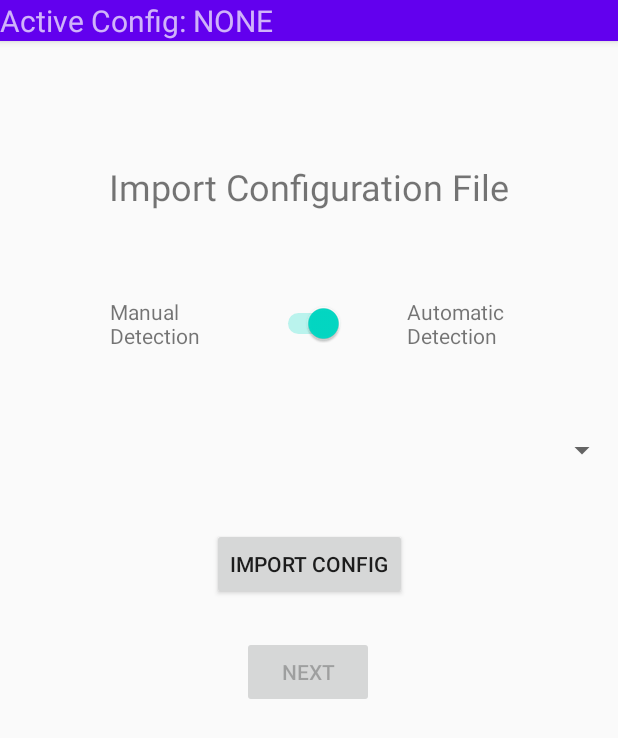
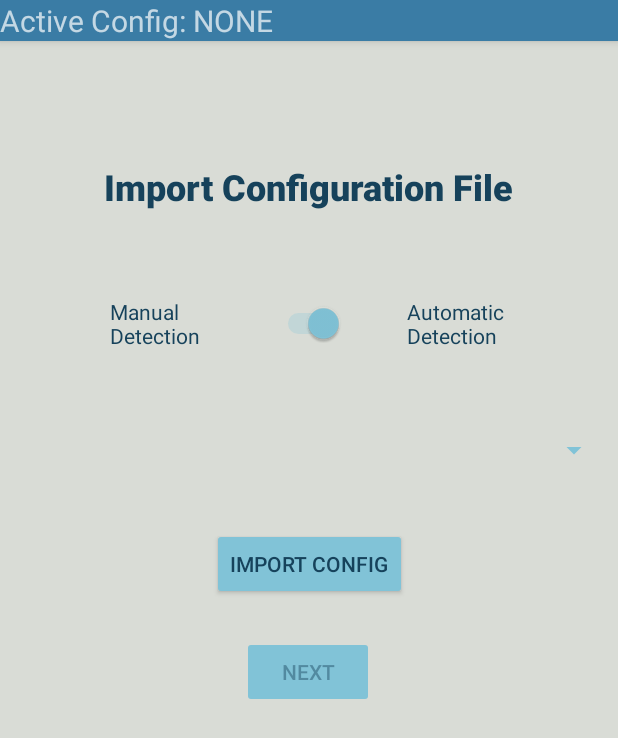
Before and after one commit to TonyEnglish/V2X_MobileApplication, an Android app: the screen it shows after launch (MainActivity), on a phone screen of 412 x 824 dp. Shown: the top 738 px of the screen. Run offline under Robolectric (Android 15) with nearby library versions, the phone set to English and light mode, and no system bars; libraries missing offline, so code that uses them is left out: com.microsoft.azure; 8 statements that could not run were skipped.

Commit message:
Updated UI
Includes:
- Color palette swap
- Fragment 2 conversion from constraint layout to relative layout with linear layouts to support any screen size

```diff
--- /dev/null
+++ b/WZDCTool/app/src/main/res/anim/slide_in_left.xml
@@ -0,0 +1,7 @@
+<?xml version="1.0" encoding="utf-8"?>
+<set xmlns:android="http://schemas.android.com/apk/res/android">
+    <translate
+        android:duration="200"
+        android:fromXDelta="-100%"
+        android:toXDelta="0%" />
+</set>
--- /dev/null
+++ b/WZDCTool/app/src/main/res/anim/slide_in_right.xml
@@ -0,0 +1,7 @@
+<?xml version="1.0" encoding="utf-8"?>
+<set xmlns:android="http://schemas.android.com/apk/res/android">
+    <translate
+        android:duration="200"
+        android:fromXDelta="100%"
+        android:toXDelta="0%" />
+</set>
--- /dev/null
+++ b/WZDCTool/app/src/main/res/anim/slide_out_left.xml
@@ -0,0 +1,7 @@
+<?xml version="1.0" encoding="utf-8"?>
+<set xmlns:android="http://schemas.android.com/apk/res/android">
+    <translate
+        android:duration="200"
+        android:fromXDelta="0%"
+        android:toXDelta="-100%" />
+</set>
--- /dev/null
+++ b/WZDCTool/app/src/main/res/anim/slide_out_right.xml
@@ -0,0 +1,7 @@
+<?xml version="1.0" encoding="utf-8"?>
+<set xmlns:android="http://schemas.android.com/apk/res/android">
+    <translate
+        android:duration="200"
+        android:fromXDelta="0%"
+        android:toXDelta="100%" />
+</set>
--- /dev/null
+++ b/WZDCTool/app/src/main/res/color/button_text.xml
@@ -0,0 +1,5 @@
+<?xml version="1.0" encoding="utf-8"?>
+<selector xmlns:android="http://schemas.android.com/apk/res/android">
+    <item android:state_enabled="false" android:color="@color/text_disabled" />
+    <item android:color="@color/text"/>
+</selector>
--- a/WZDCTool/app/src/main/res/layout/fragment_first.xml
+++ b/WZDCTool/app/src/main/res/layout/fragment_first.xml
@@ -4,14 +4,16 @@
     xmlns:tools="http://schemas.android.com/tools"
     android:layout_width="match_parent"
     android:layout_height="match_parent"
-    tools:context=".FirstFragment">
+    tools:context=".FirstFragment"
+    android:background="@color/background">
 
     <TextView
         android:id="@+id/textview_first"
         android:layout_width="wrap_content"
         android:layout_height="wrap_content"
-        android:layout_marginTop="0dp"
+        android:fontFamily="sans-serif-black"
         android:text="Import Configuration File"
+        android:textColor="@color/text"
         android:textSize="24dp"
         app:layout_constraintEnd_toEndOf="parent"
         app:layout_constraintHorizontal_bias="0.5"
@@ -23,8 +25,10 @@
         android:layout_width="wrap_content"
         android:layout_height="wrap_content"
         android:layout_marginTop="24dp"
+        android:backgroundTint="@color/colorAccent"
         android:enabled="false"
         android:text="@string/next"
+        android:textColor="@color/button_text"
         app:layout_constraintEnd_toEndOf="parent"
         app:layout_constraintHorizontal_bias="0.498"
         app:layout_constraintStart_toStartOf="parent"
@@ -34,13 +38,18 @@
         android:id="@+id/spinner2"
         android:layout_width="match_parent"
         android:layout_height="wrap_content"
+        android:layout_marginStart="5dp"
+        android:layout_marginLeft="5dp"
+        android:layout_marginEnd="5dp"
+        android:layout_marginRight="5dp"
         android:layout_marginBottom="40dp"
         android:entries="@array/config_files"
         app:layout_constraintBottom_toTopOf="@+id/import_config"
         app:layout_constraintEnd_toEndOf="parent"
         app:layout_constraintHorizontal_bias="0.5"
         app:layout_constraintStart_toStartOf="parent"
-        tools:listitem="@layout/support_simple_spinner_dropdown_item" />
+        tools:listitem="@layout/support_simple_spinner_dropdown_item"
+        android:backgroundTint="@color/colorAccent"/>
 
     <Button
         android:id="@+id/import_config"
@@ -50,7 +59,9 @@
         android:text="Import Config"
         app:layout_constraintEnd_toEndOf="parent"
         app:layout_constraintStart_toStartOf="parent"
-        app:layout_constraintTop_toTopOf="@+id/guideline4" />
+        app:layout_constraintTop_toTopOf="@+id/guideline4"
+        android:backgroundTint="@color/colorAccent"
+        android:textColor="@color/text" />
 
     <androidx.constraintlayout.widget.Guideline
         android:id="@+id/guideline4"
@@ -87,6 +98,7 @@
         android:layout_marginEnd="48dp"
         android:layout_marginRight="48dp"
         android:text="Manual\nDetection"
+        android:textColor="@color/text"
         app:layout_constraintEnd_toStartOf="@+id/switch1"
         app:layout_constraintTop_toTopOf="@+id/guideline8" />
 
@@ -98,6 +110,7 @@
         android:layout_marginLeft="42dp"
         android:layout_marginTop="4dp"
         android:text="Automatic\nDetection"
+        android:textColor="@color/text"
         app:layout_constraintStart_toEndOf="@+id/switch1"
         app:layout_constraintTop_toTopOf="@+id/guideline8" />
 
--- a/WZDCTool/app/src/main/res/navigation/nav_graph.xml
+++ b/WZDCTool/app/src/main/res/navigation/nav_graph.xml
@@ -13,7 +13,9 @@
 
         <action
             android:id="@+id/action_FirstFragment_to_SecondFragment"
-            app:destination="@id/SecondFragment" />
+            app:destination="@id/SecondFragment"
+            app:enterAnim="@anim/slide_in_right"
+            app:exitAnim="@anim/slide_out_left" />
     </fragment>
     <fragment
         android:id="@+id/SecondFragment"
@@ -23,6 +25,8 @@
 
         <action
             android:id="@+id/action_SecondFragment_to_FirstFragment"
-            app:destination="@id/FirstFragment" />
+            app:destination="@id/FirstFragment"
+            app:enterAnim="@anim/slide_in_left"
+            app:exitAnim="@anim/slide_out_right" />
     </fragment>
 </navigation>
--- a/WZDCTool/app/src/main/res/values/colors.xml
+++ b/WZDCTool/app/src/main/res/values/colors.xml
@@ -1,8 +1,11 @@
 <?xml version="1.0" encoding="utf-8"?>
 <resources>
-    <color name="colorPrimary">#6200EE</color>
-    <color name="colorPrimaryDark">#3700B3</color>
-    <color name="colorAccent">#03DAC5</color>
+    <color name="colorPrimary">#3A7CA5</color>
+    <color name="colorPrimaryDark">#2F6690</color>
+    <color name="colorAccent">#81C3D7</color>
     <color name="status_open">#32a852</color>
     <color name="status_closed">#c23434</color>
+    <color name="background">#D9DCD6</color>
+    <color name="text">#16425B</color>
+    <color name="text_disabled">#7016425B</color>
 </resources>
```
Also changed, not shown: WZDCTool/app/src/main/res/anim/slide_in_bottom.xml (added, +7 -0 lines), WZDCTool/app/src/main/res/anim/slide_in_top.xml (added, +7 -0 lines), WZDCTool/app/src/main/res/anim/slide_out_bottom.xml (added, +7 -0 lines), WZDCTool/app/src/main/res/anim/slide_out_top.xml (added, +8 -0 lines), WZDCTool/app/src/main/res/drawable/ic_baseline_pin_drop_24.xml (added, +10 -0 lines), WZDCTool/app/src/main/res/drawable/ic_baseline_play_arrow_24.xml (added, +10 -0 lines), WZDCTool/app/src/main/res/drawable/ic_baseline_stop_24.xml (added, +10 -0 lines), WZDCTool/app/src/main/res/layout/fragment_second.xml (+228 -273 lines).
